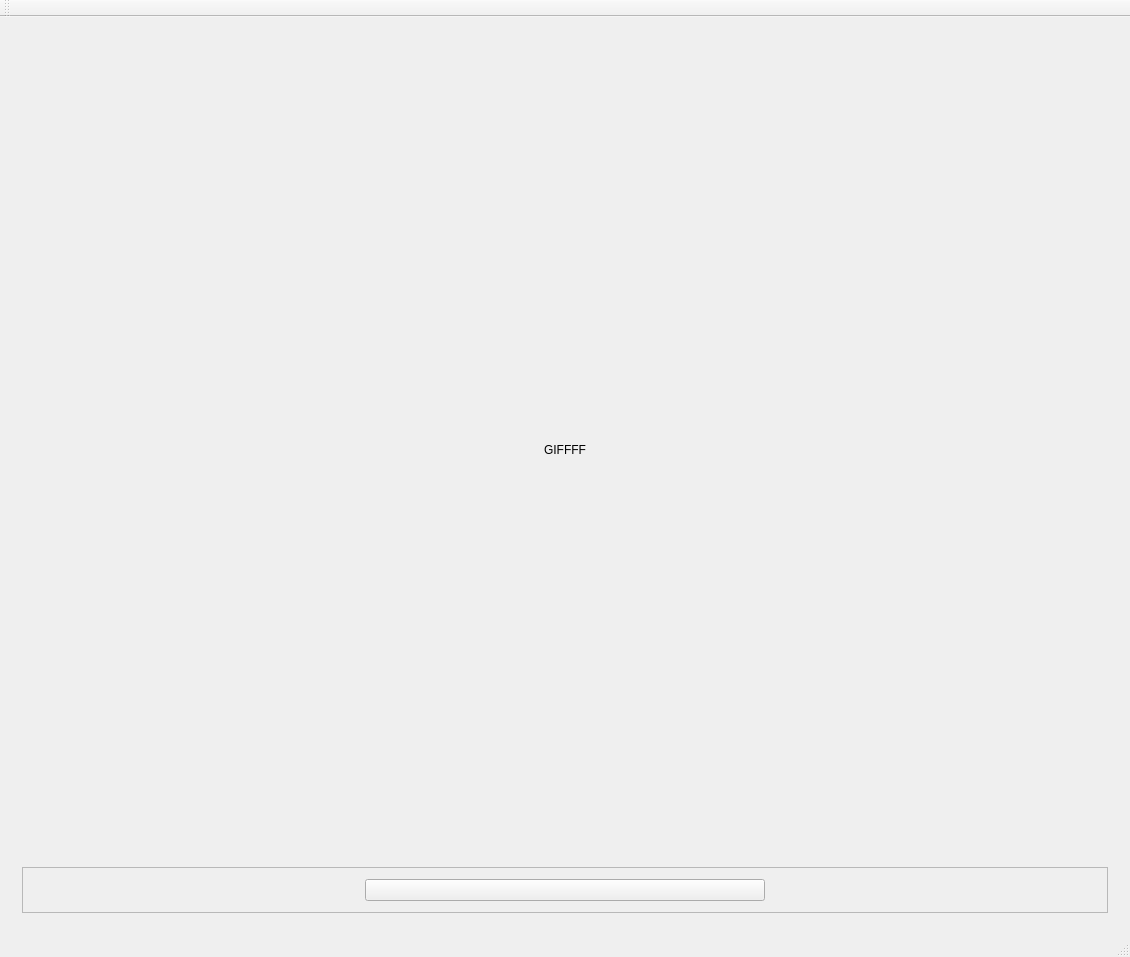
GreysonKrystian/chess, file ChessGUIV3/ChessGUIV3.ui: the form before one commit.
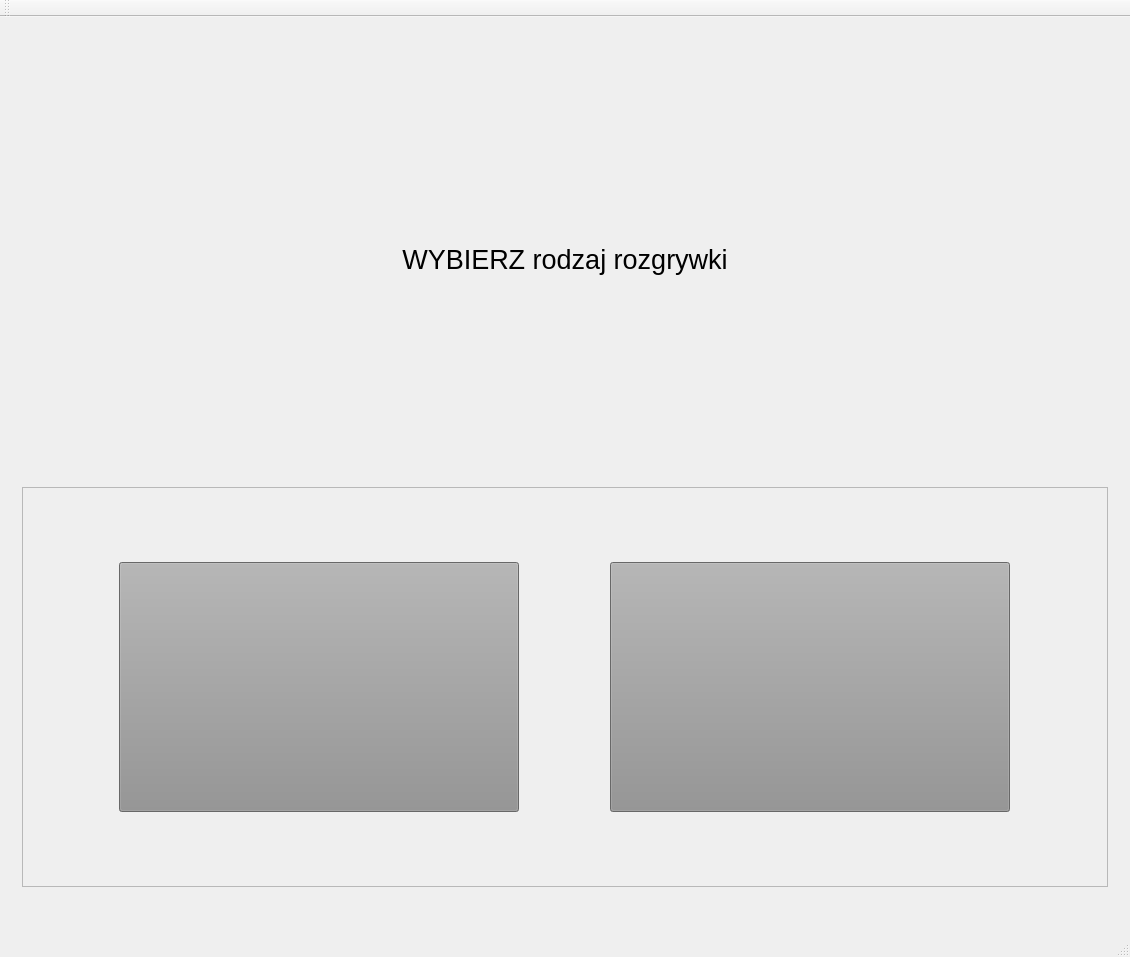
The form after the commit. The open tabs and pages were chosen to show the change.

Commit message: fixed bug in replaying game, and added screen in menu to choose game type

```diff
--- a/ChessGUIV3/ChessGUIV3.ui
+++ b/ChessGUIV3/ChessGUIV3.ui
@@ -26,9 +26,21 @@
    <string>ChessGUIV3</string>
   </property>
   <widget class="QWidget" name="centralWidget">
-   <layout class="QVBoxLayout" name="verticalLayout_3">
-    <item>
      <widget class="QStackedWidget" name="stackedWidget">
+    <property name="geometry">
+     <rect>
+      <x>11</x>
+      <y>11</y>
+      <width>1108</width>
+      <height>870</height>
+     </rect>
+    </property>
+    <property name="sizePolicy">
+     <sizepolicy hsizetype="MinimumExpanding" vsizetype="MinimumExpanding">
+      <horstretch>0</horstretch>
+      <verstretch>0</verstretch>
+     </sizepolicy>
+    </property>
       <property name="currentIndex">
        <number>1</number>
       </property>
@@ -3431,11 +3443,127 @@
           </layout>
          </widget>
         </item>
-       </layout>
-      </widget>
-     </widget>
-    </item>
-   </layout>
+      <item>
+       <widget class="QPushButton" name="saveButton">
+        <property name="text">
+         <string>Zapisz przebeig rozgrywki</string>
+        </property>
+       </widget>
+      </item>
+     </layout>
+    </widget>
+    <widget class="QWidget" name="page_4">
+     <layout class="QVBoxLayout" name="verticalLayout_3">
+      <item>
+       <widget class="QLabel" name="logo_3">
+        <property name="sizePolicy">
+         <sizepolicy hsizetype="MinimumExpanding" vsizetype="MinimumExpanding">
+          <horstretch>0</horstretch>
+          <verstretch>0</verstretch>
+         </sizepolicy>
+        </property>
+        <property name="font">
+         <font>
+          <pointsize>20</pointsize>
+         </font>
+        </property>
+        <property name="text">
+         <string>WYBIERZ rodzaj rozgrywki</string>
+        </property>
+        <property name="textFormat">
+         <enum>Qt::RichText</enum>
+        </property>
+        <property name="scaledContents">
+         <bool>false</bool>
+        </property>
+        <property name="alignment">
+         <set>Qt::AlignCenter</set>
+        </property>
+       </widget>
+      </item>
+      <item>
+       <widget class="QFrame" name="frame_5">
+        <property name="sizePolicy">
+         <sizepolicy hsizetype="Minimum" vsizetype="MinimumExpanding">
+          <horstretch>0</horstretch>
+          <verstretch>0</verstretch>
+         </sizepolicy>
+        </property>
+        <property name="maximumSize">
+         <size>
+          <width>16777215</width>
+          <height>400</height>
+         </size>
+        </property>
+        <property name="frameShape">
+         <enum>QFrame::StyledPanel</enum>
+        </property>
+        <property name="frameShadow">
+         <enum>QFrame::Raised</enum>
+        </property>
+        <layout class="QHBoxLayout" name="horizontalLayout_5">
+         <item>
+          <widget class="QPushButton" name="playerGameButton">
+           <property name="sizePolicy">
+            <sizepolicy hsizetype="MinimumExpanding" vsizetype="MinimumExpanding">
+             <horstretch>0</horstretch>
+             <verstretch>0</verstretch>
+            </sizepolicy>
+           </property>
+           <property name="maximumSize">
+            <size>
+             <width>400</width>
+             <height>250</height>
+            </size>
+           </property>
+           <property name="styleSheet">
+            <string notr="true">background-color: rgb(146,146,146)</string>
+           </property>
+           <property name="text">
+            <string/>
+           </property>
+           <property name="iconSize">
+            <size>
+             <width>400</width>
+             <height>215</height>
+            </size>
+           </property>
+          </widget>
+         </item>
+         <item>
+          <widget class="QPushButton" name="computerGameButton">
+           <property name="sizePolicy">
+            <sizepolicy hsizetype="MinimumExpanding" vsizetype="MinimumExpanding">
+             <horstretch>0</horstretch>
+             <verstretch>0</verstretch>
+            </sizepolicy>
+           </property>
+           <property name="maximumSize">
+            <size>
+             <width>400</width>
+             <height>250</height>
+            </size>
+           </property>
+           <property name="styleSheet">
+            <string notr="true">background-color: rgb(146,146,146)</string>
+           </property>
+           <property name="text">
+            <string/>
+           </property>
+           <property name="iconSize">
+            <size>
+             <width>400</width>
+             <height>215</height>
+            </size>
+           </property>
+          </widget>
+         </item>
+        </layout>
+       </widget>
+      </item>
+     </layout>
+    </widget>
+   </widget>
   </widget>
   <widget class="QMenuBar" name="menuBar">
    <property name="geometry">
```
Left out of the diff: 14 changed lines with no effect on the pictures. Lines whose indentation alone changed are shown as unchanged. The commit also changes 8 other files.
